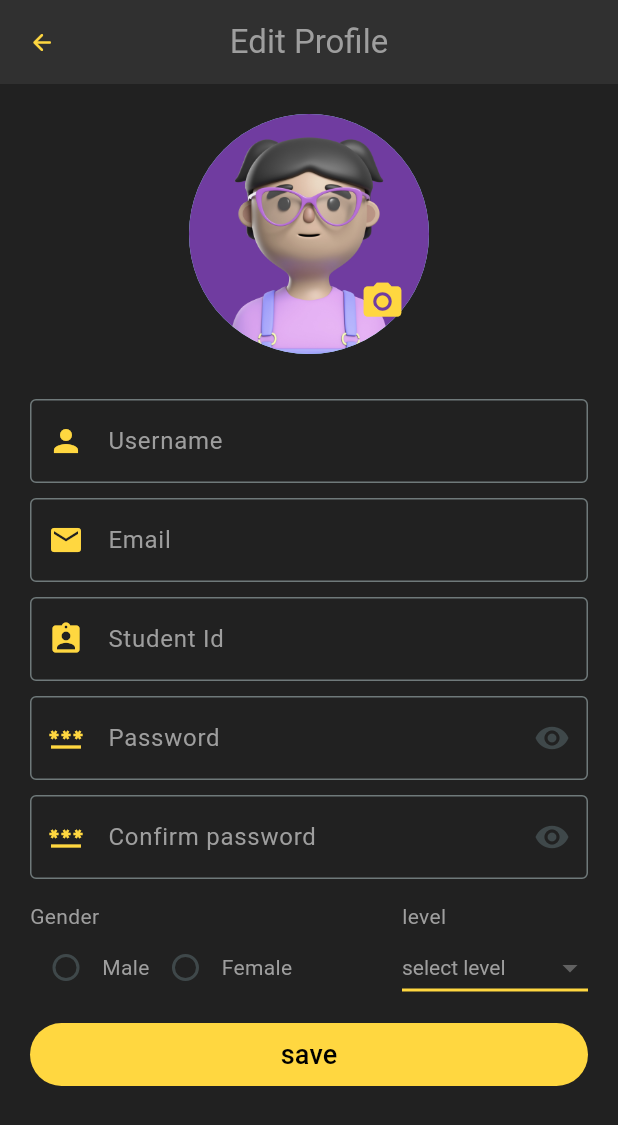
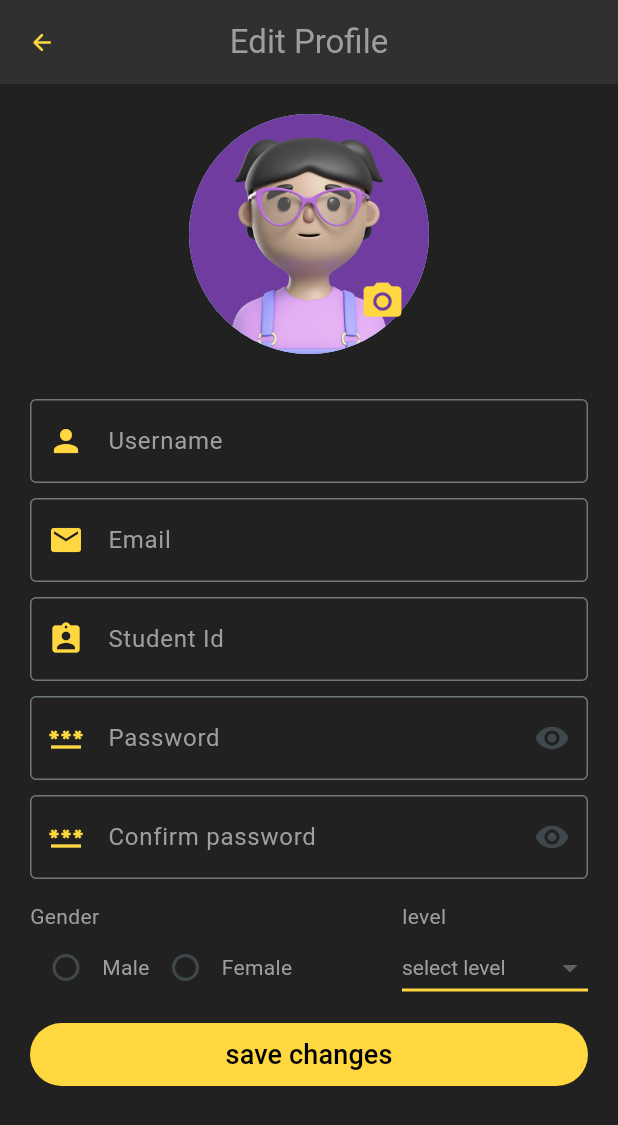
Before and after one commit to yousef69mr/flutter_app, a Flutter app: the EditUserProfileScreen screen opened by its route, on a phone screen of 412 x 824 dp. Shown: the top 1125 px of the screen. Run offline on Flutter 3.47's test engine with Material 3 defaults, Android fonts, the phone set to English and light mode, and no system bars; our stand-ins replace flutter_dotenv, flutter_secure_storage, flutter_spinkit, fluttertoast, image_picker, jwt_decoder and 1 more; accounts and stored records are empty.

Commit message:
0.1.2 version add submitting state for form

```diff
--- a/lib/widgets/forms/edit_profile_form.dart
+++ b/lib/widgets/forms/edit_profile_form.dart
@@ -2,10 +2,9 @@ import 'package:flutter/material.dart';
 import 'package:flutter_application_1/utilities/constants/options.dart';
 import 'package:flutter_application_1/utilities/validations/forms/inputs/email_input.dart';
 import 'package:flutter_application_1/utilities/validations/forms/inputs/name_input.dart';
-import 'package:flutter_application_1/utilities/validations/forms/inputs/password_input.dart';
-import 'package:flutter_application_1/widgets/forms/inputs/password_input.dart';
 import 'package:flutter_application_1/widgets/forms/inputs/text_input.dart';
 import 'package:flutter_application_1/widgets/forms/password_confirmation_form.dart';
+import 'package:flutter_spinkit/flutter_spinkit.dart';
 import 'package:fluttertoast/fluttertoast.dart';
 import 'package:provider/provider.dart';
 
@@ -35,6 +34,7 @@ class _EditUserProfileFormState extends State<EditUserProfileForm> {
   final TextEditingController _studentIdController = TextEditingController();
 
   final _formKey = GlobalKey<FormState>();
+  bool _isSubmitting = false;
 
   User get activeUser => widget.user;
 
@@ -43,6 +43,7 @@ class _EditUserProfileFormState extends State<EditUserProfileForm> {
     _genderController.text = activeUser.gender ?? "";
     _levelController.text = activeUser.level.toString();
     _studentIdController.text = activeUser.studentId;
+    _passwordController.text = activeUser.password;
     _profileImageController.text = activeUser.avatar ?? "";
     _emailController.text = activeUser.email;
     _nameController.text = activeUser.name;
@@ -76,6 +77,10 @@ class _EditUserProfileFormState extends State<EditUserProfileForm> {
     // print(userData);
     try {
       if (_formKey.currentState?.validate() == true) {
+        setState(() {
+          _isSubmitting = true;
+        });
+
         Auth auth = Provider.of<Auth>(context, listen: false);
         await auth.updateUser(userData: userData);
 
@@ -105,7 +110,11 @@ class _EditUserProfileFormState extends State<EditUserProfileForm> {
         textColor: Colors.white,
         fontSize: 16.0,
       );
-      print(e);
+      // print(e);
+    } finally {
+      setState(() {
+        _isSubmitting = false;
+      });
     }
   }
 
@@ -118,6 +127,7 @@ class _EditUserProfileFormState extends State<EditUserProfileForm> {
         children: <Widget>[
           ImageField(
             imageUrl: _profileImageController.text,
+            enabled: !_isSubmitting,
           ),
           const SizedBox(
             height: 30,
@@ -127,7 +137,9 @@ class _EditUserProfileFormState extends State<EditUserProfileForm> {
             fieldValidate: nameValidate,
             label: "Username",
             placeholder: "john doe",
-              icon: Icons.person),
+            icon: Icons.person,
+            enabled: !_isSubmitting,
+          ),
           const SizedBox(
             height: 10,
           ),
@@ -137,7 +149,9 @@ class _EditUserProfileFormState extends State<EditUserProfileForm> {
                 studentEmailValidate(value, _studentIdController.text),
             label: "Email",
             placeholder: "studentID@stud.fci-cu.edu.eg",
-              icon: Icons.email),
+            icon: Icons.email,
+            enabled: !_isSubmitting,
+          ),
           const SizedBox(
             height: 10,
           ),
@@ -146,12 +160,16 @@ class _EditUserProfileFormState extends State<EditUserProfileForm> {
             fieldValidate: (value) => minLengthValidate(value, 5),
             label: "Student Id",
             placeholder: "20190666",
-              icon: Icons.assignment_ind),
+            icon: Icons.assignment_ind,
+            enabled: !_isSubmitting,
+          ),
           const SizedBox(
             height: 10,
           ),
-
-          ConfirmPasswordForm(passwordController: _passwordController),
+          ConfirmPasswordForm(
+            passwordController: _passwordController,
+            enabled: !_isSubmitting,
+          ),
           const SizedBox(
             height: 10,
           ),
@@ -164,7 +182,9 @@ class _EditUserProfileFormState extends State<EditUserProfileForm> {
                   label: "Gender",
                   radioController: _genderController,
                   radioOptions: genders,
-                    defaultValue: _genderController.text),
+                  defaultValue: _genderController.text,
+                  enabled: !_isSubmitting,
+                ),
               ),
               Expanded(
                 flex: 1,
@@ -175,6 +195,7 @@ class _EditUserProfileFormState extends State<EditUserProfileForm> {
                   selectOptions: levels,
                   defaultValue: int.parse(_levelController.text),
                   validator: requiredValidate,
+                  enabled: !_isSubmitting,
                 ),
               ),
             ],
@@ -185,15 +206,38 @@ class _EditUserProfileFormState extends State<EditUserProfileForm> {
           SizedBox(
             width: double.infinity,
             child: TextButton(
-                style: TextButton.styleFrom(
+              style: !_isSubmitting
+                  ? TextButton.styleFrom(
                       backgroundColor: Colors.amberAccent,
+                    )
+                  : TextButton.styleFrom(
+                      backgroundColor: Colors.grey,
                     ),
-                onPressed: onSubmit,
-                child: const Text(
-                  "save",
-                  style: TextStyle(color: Colors.black,fontSize: 18),
-                )),
+              onPressed: _isSubmitting ? null : onSubmit,
+              child: !_isSubmitting
+                  ? const Text(
+                      "save changes",
+                      style: TextStyle(color: Colors.black, fontSize: 18),
                     )
+                  : const Row(
+                      mainAxisAlignment: MainAxisAlignment.center,
+                      crossAxisAlignment: CrossAxisAlignment.center,
+                      children: <Widget>[
+                        Text(
+                          "Saving...",
+                          style: TextStyle(color: Colors.black54, fontSize: 18),
+                        ),
+                        SizedBox(
+                          width: 10,
+                        ),
+                        SpinKitDoubleBounce(
+                          color: Colors.amberAccent,
+                          size: 30.0,
+                        )
+                      ],
+                    ),
+            ),
+          ),
         ],
       ),
     );
--- a/lib/widgets/forms/inputs/image_input.dart
+++ b/lib/widgets/forms/inputs/image_input.dart
@@ -5,8 +5,9 @@ import 'package:image_picker/image_picker.dart';
 
 class ImageField extends StatefulWidget {
   final String? imageUrl;
+  final bool enabled;
 
-  const ImageField({super.key, this.imageUrl});
+  const ImageField({super.key, this.imageUrl, required this.enabled});
 
   @override
   State<ImageField> createState() => _ImageFieldState();
@@ -66,10 +67,12 @@ class _ImageFieldState extends State<ImageField> {
     return Center(
       child: InkWell(
         radius: 80,
-        onTap: () {
-          showModalBottomSheet(
-              context: context, builder: ((builder) => bottomSheet()));
-        },
+        onTap: widget.enabled
+            ? () {
+                showModalBottomSheet(
+                    context: context, builder: ((builder) => bottomSheet()));
+              }
+            : null,
         child: Stack(
           children: <Widget>[
             _imageFile != null
--- a/lib/widgets/forms/inputs/password_input.dart
+++ b/lib/widgets/forms/inputs/password_input.dart
@@ -5,6 +5,7 @@ class PasswordField extends StatefulWidget {
   final String label;
   final String? Function(String?)? validator;
   final String? mode;
+  final bool enabled;
 
   const PasswordField({
     super.key,
@@ -12,6 +13,7 @@ class PasswordField extends StatefulWidget {
     required this.label,
     this.validator,
     this.mode,
+    required this.enabled,
   });
 
   @override
@@ -27,6 +29,7 @@ class _PasswordFieldState extends State<PasswordField> {
       controller: widget.controller,
       obscureText: _obscureText,
       validator: widget.validator,
+      enabled: widget.enabled,
       style: const TextStyle(color: Colors.amberAccent),
       decoration: InputDecoration(
         border: const OutlineInputBorder(
--- a/lib/widgets/forms/inputs/radio_input.dart
+++ b/lib/widgets/forms/inputs/radio_input.dart
@@ -7,13 +7,16 @@ class RadioField extends StatefulWidget {
   final List<RadioOption> radioOptions;
   final String? defaultValue;
   final String label;
+  final bool enabled;
 
-  const RadioField(
-      {super.key,
+  const RadioField({
+    super.key,
     required this.label,
     required this.radioController,
     required this.radioOptions,
-      this.defaultValue});
+    this.defaultValue,
+    required this.enabled,
+  });
 
   @override
   State<RadioField> createState() => _RadioFieldState();
@@ -46,11 +49,13 @@ class _RadioFieldState extends State<RadioField> {
                 Radio<String>(
                   value: option.value,
                   groupValue: widget.radioController.text,
-                  onChanged: (value) {
+                  onChanged: widget.enabled
+                      ? (value) {
                           setState(() {
                             widget.radioController.text = value!;
                           });
-                  },
+                        }
+                      : null,
                   activeColor: Colors.amberAccent,
                 ),
                 Text(
--- a/lib/widgets/forms/inputs/select_input.dart
+++ b/lib/widgets/forms/inputs/select_input.dart
@@ -9,15 +9,18 @@ class SelectField<T> extends StatefulWidget {
   final String label;
   final String placeholder;
   final Function(String? d)? validator;
+  final bool enabled;
 
-  const SelectField(
-      {super.key,
+  const SelectField({
+    super.key,
     this.validator,
     required this.label,
     required this.placeholder,
     required this.selectController,
     required this.selectOptions,
-      this.defaultValue});
+    this.defaultValue,
+    required this.enabled,
+  });
 
   @override
   State<SelectField<T>> createState() => _SelectFieldState<T>();
@@ -94,13 +97,15 @@ class _SelectFieldState<T> extends State<SelectField<T>> {
                 child: option.key,
               );
             }).toList(),
-            onChanged: (T? newValue) {
+            onChanged: widget.enabled
+                ? (T? newValue) {
                     setState(() {
                       message = widget.validator!(newValue.toString());
                       widget.selectController.text =
                           _convertValueToString(newValue as T);
                     });
-            },
+                  }
+                : null,
           ),
           if (message != null)
             Text(
--- a/lib/widgets/forms/inputs/text_input.dart
+++ b/lib/widgets/forms/inputs/text_input.dart
@@ -6,34 +6,33 @@ Widget textField({
   required IconData icon,
   required String label,
   required String placeholder,
+  bool? enabled = true,
 }) {
   return TextFormField(
     controller: fieldController,
     validator: (value) => fieldValidate(value),
+    enabled: enabled,
     style: const TextStyle(color: Colors.amberAccent),
     decoration: InputDecoration(
-
       border: const OutlineInputBorder(
         borderSide: BorderSide(
           color: Colors.grey,
-
         ),
       ),
-
       focusedBorder: const OutlineInputBorder(
-
         borderSide: BorderSide(
           color: Colors.amberAccent,
           width: 2,
         ),
-
       ),
       prefixIcon: Icon(
         icon,
         color: Colors.amberAccent,
       ),
       labelText: label,
-      labelStyle: const TextStyle(color: Colors.grey,),
+      labelStyle: const TextStyle(
+        color: Colors.grey,
+      ),
       hintText: placeholder,
       hintStyle: const TextStyle(color: Colors.grey),
     ),
--- a/lib/widgets/forms/password_confirmation_form.dart
+++ b/lib/widgets/forms/password_confirmation_form.dart
@@ -4,8 +4,13 @@ import 'package:flutter_application_1/widgets/forms/inputs/password_input.dart';
 
 class ConfirmPasswordForm extends StatefulWidget {
   final TextEditingController passwordController;
+  final bool enabled;
 
-  const ConfirmPasswordForm({super.key, required this.passwordController});
+  const ConfirmPasswordForm({
+    super.key,
+    required this.passwordController,
+    required this.enabled,
+  });
 
   @override
   State<ConfirmPasswordForm> createState() => _ConfirmPasswordFormState();
@@ -48,19 +53,21 @@ class _ConfirmPasswordFormState extends State<ConfirmPasswordForm> {
           controller: widget.passwordController,
           validator: passwordValidate,
           label: "Password",
+          enabled: widget.enabled,
         ),
         const SizedBox(height: 10),
         PasswordField(
           controller: _confirmPasswordController,
-          validator: (value){
-            String?message=passwordValidate(value);
-            if(message==null){
-              if(value != widget.passwordController.text){
+          validator: (value) {
+            String? message = passwordValidate(value);
+            if (message == null) {
+              if (value != widget.passwordController.text) {
                 return "Passwords do not match!";
               }
             }
             return message;
           },
+          enabled: widget.enabled,
           label: "Confirm password",
         ),
         const SizedBox(
```
Also changed, not shown: lib/utilities/services/auth.dart (+17 -30 lines), lib/widgets/forms/login_form.dart (+55 -9 lines), lib/widgets/forms/register_form.dart (+62 -11 lines). Lines whose indentation alone changed are shown as unchanged.
